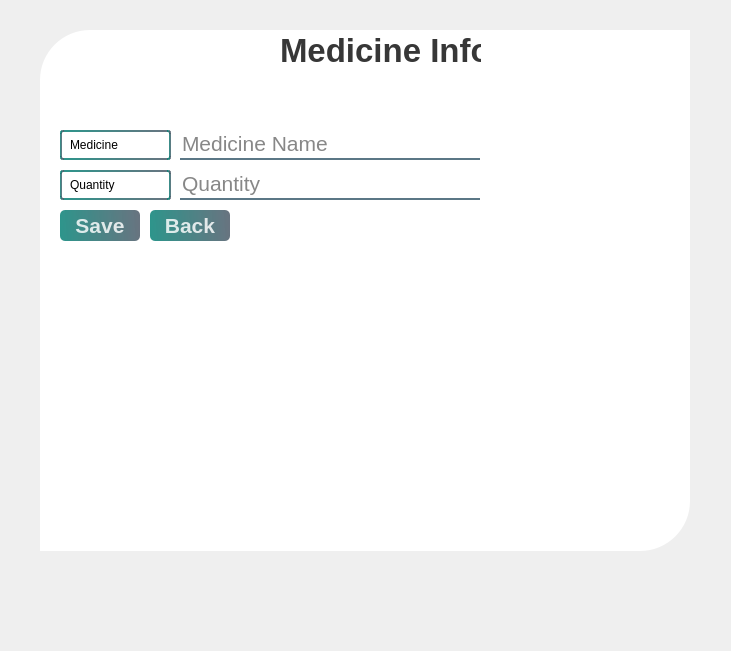
This is doctorEditMedicine.ui in sallyeo/goalDiggers as Qt 5 draws it before an edit. The edited form follows.
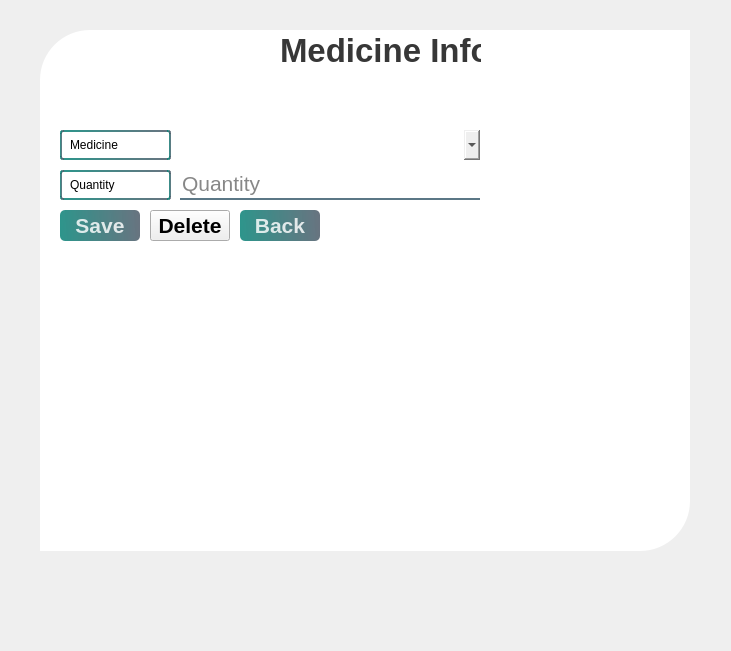
This is the edited form.

Commit message: Doctor edit and save medicine

What changed in the file:
```diff
--- a/doctorEditMedicine.ui
+++ b/doctorEditMedicine.ui
@@ -85,32 +85,6 @@
      <string>Medicine</string>
     </property>
    </widget>
-   <widget class="QLineEdit" name="medicineNameLine">
-    <property name="geometry">
-     <rect>
-      <x>160</x>
-      <y>120</y>
-      <width>300</width>
-      <height>30</height>
-     </rect>
-    </property>
-    <property name="font">
-     <font>
-      <pointsize>16</pointsize>
-     </font>
-    </property>
-    <property name="styleSheet">
-     <string notr="true">background-color:rgba(0, 0, 0, 0);
-border:none;
-border-bottom:2px solid rgba(46, 82, 101, 200);
-color:rgba(0, 0, 0, 240);
-padding-bottom:1px;
-</string>
-    </property>
-    <property name="placeholderText">
-     <string>Medicine Name</string>
-    </property>
-   </widget>
    <widget class="QLabel" name="quantityLabel">
     <property name="geometry">
      <rect>
@@ -199,7 +173,7 @@
    <widget class="QPushButton" name="backButton">
     <property name="geometry">
      <rect>
-      <x>130</x>
+      <x>220</x>
       <y>200</y>
       <width>80</width>
       <height>31</height>
@@ -233,6 +207,70 @@
      <string>Back</string>
     </property>
    </widget>
+   <widget class="QPushButton" name="deleteButton">
+    <property name="geometry">
+     <rect>
+      <x>130</x>
+      <y>200</y>
+      <width>80</width>
+      <height>31</height>
+     </rect>
+    </property>
+    <property name="font">
+     <font>
+      <pointsize>16</pointsize>
+      <weight>75</weight>
+      <bold>true</bold>
+     </font>
+    </property>
+    <property name="styleSheet">
+     <string notr="true">QPushButton#saveButton{
+	background-color: qlineargradient(spread:pad, x1:0, y1:0.505682, x2:1, y2:0.477, stop:0 rgba(11, 131, 120, 219), stop:1 rgba(85, 98, 112, 226));
+	color:rgba(255, 255, 255, 210);
+	border-radius:5px;
+}
+
+QPushButton#saveButton:hover{
+	background-color: qlineargradient(spread:pad, x1:0, y1:0.505682, x2:1, y2:0.477, stop:0 rgba(150, 123, 111, 219), stop:1 rgba(85, 81, 84, 226));
+}
+
+QPushButton#saveButton:pressed{
+	padding-left:5px;
+	padding-top:5px;
+	background-color:rgba(150, 123, 111, 255);
+}</string>
+    </property>
+    <property name="text">
+     <string>Delete</string>
+    </property>
+   </widget>
+   <widget class="QComboBox" name="medMenu">
+    <property name="geometry">
+     <rect>
+      <x>160</x>
+      <y>120</y>
+      <width>300</width>
+      <height>30</height>
+     </rect>
+    </property>
+    <property name="autoFillBackground">
+     <bool>true</bool>
+    </property>
+    <property name="styleSheet">
+     <string notr="true">border:none;
+color:rgba(0, 0, 0, 240);
+padding-bottom:1px;</string>
+    </property>
+    <property name="inputMethodHints">
+     <set>Qt::ImhNone</set>
+    </property>
+    <property name="editable">
+     <bool>true</bool>
+    </property>
+    <property name="currentText">
+     <string/>
+    </property>
+   </widget>
   </widget>
  </widget>
  <resources/>
```
Left out of the diff: 2 changed lines with no effect on the pictures. The commit also changes 4 other files.
